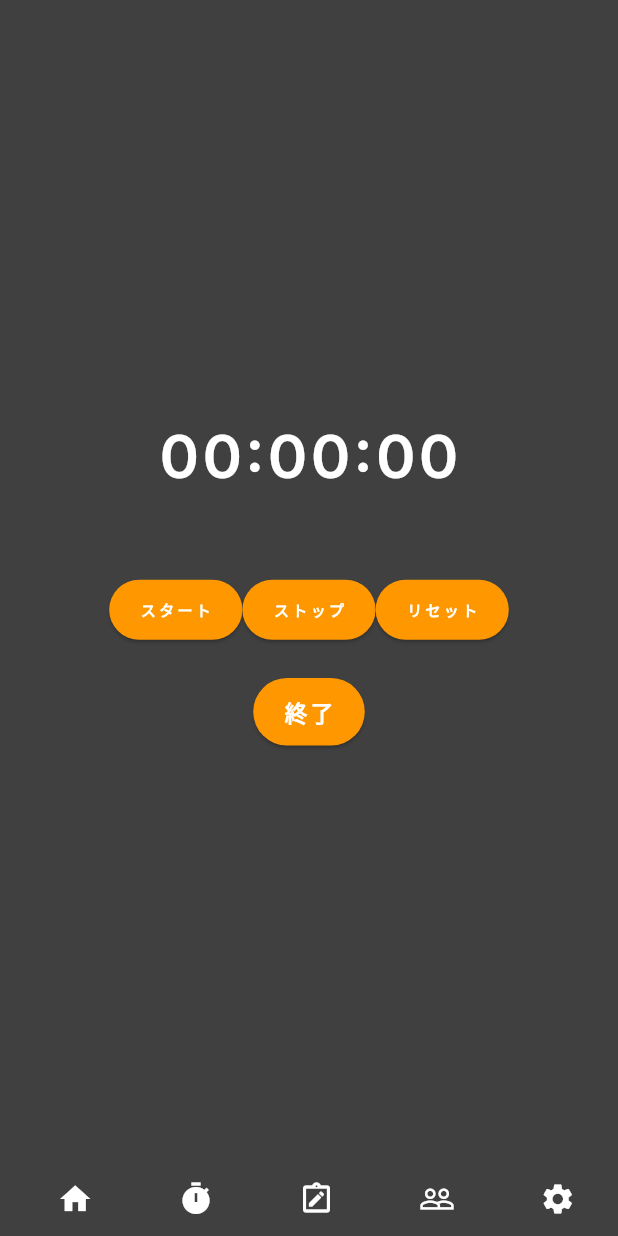
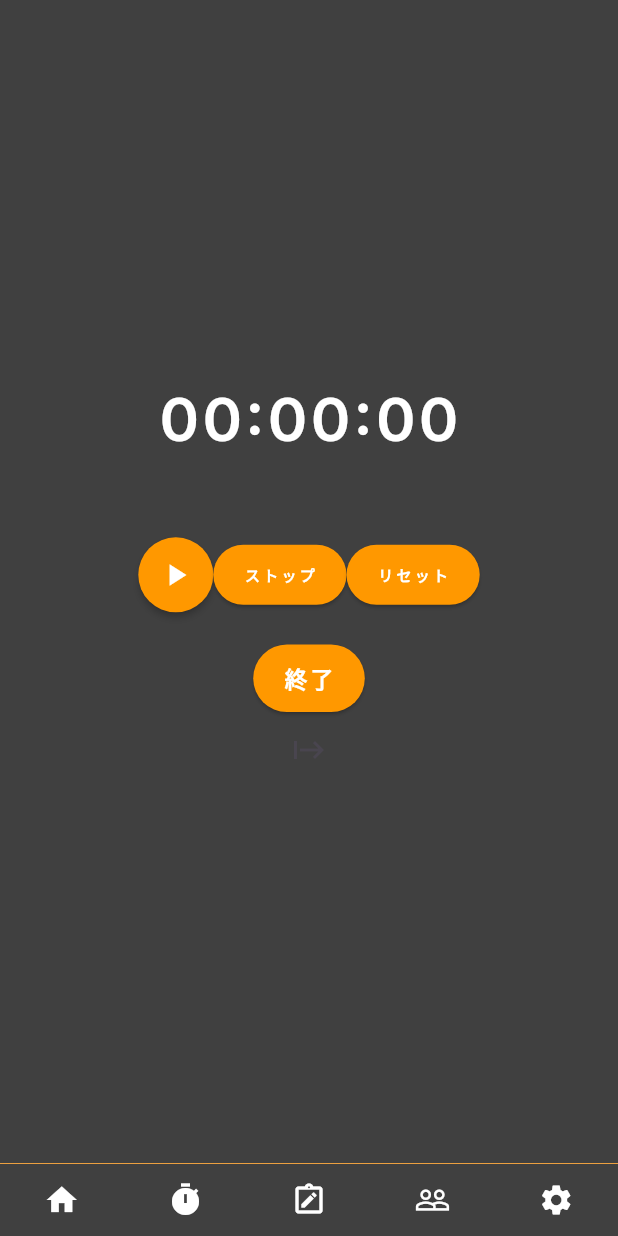
Before and after one commit to nayu104/game-talk-frontend, a Flutter app: the screen it shows after launch, on a phone screen of 412 x 824 dp. Run offline on Flutter 3.47's test engine with Material 3 defaults, Android fonts, the phone set to English and light mode, and no system bars; our stand-ins replace google_fonts, image_picker, stop_watch_timer, vibration.

Commit message:
下部ボタンないしtimerボタンアイコン変更

```diff
--- a/lib/Widget/bottom_navigation.dart
+++ b/lib/Widget/bottom_navigation.dart
@@ -11,15 +11,23 @@ class bottom_navigation extends StatefulWidget {
 class _bottom_navigation extends State<bottom_navigation> {
   @override
   Widget build(BuildContext context) {
-    return Row(
+    return  Container(
+          decoration: const BoxDecoration(
+            border: Border(//四方の枠線を定義するプロパティ
+              top: BorderSide(color:Colors.orangeAccent,width: 0.6),
+            ),
+          ),
+    child:  Row(
       children: [
-        UIDivider(),//TODOなぜか下線が表示されない！
+      Divider(color: Colors.white,),//TODOなぜか下線が表示されない！
+        SizedBox(height: 20,),
         Expanded(child: IconButton(onPressed: () {}, icon: Icon(Icons.home,color: Colors.white))),
         Expanded(child: IconButton(onPressed: () {}, icon: Icon(Icons.timer,color: Colors.white))),
         Expanded(child: IconButton(onPressed: () {}, icon: Icon(Icons.note_alt_outlined,color: Colors.white))),
         Expanded(child: IconButton(onPressed: () {}, icon: Icon(Icons.people_outline,color: Colors.white))),
         Expanded(child: IconButton(onPressed: () {}, icon: Icon(Icons.settings,color: Colors.white))),
-      ],
+      ],//ボタンの形ださくね？
+     ),
     );
   }
 }
--- a/lib/home.dart
+++ b/lib/home.dart
@@ -33,7 +33,6 @@ class _MyHome extends State<Home> {
           UIDivider(),//TODO:DB接続＆掲示板実装、2025.03.31
       ],
       ),
-
       bottomNavigationBar:bottom_navigation(),
     );
   }
--- a/lib/timer.dart
+++ b/lib/timer.dart
@@ -69,16 +69,19 @@ body: Center(
         mainAxisSize: MainAxisSize.min,
         children: [
 
-      OrangeButton(
-          message: "スタート",
-          fontSize: 10,
-          onPressed:(){
-            _stopWatchTimer.onStartTimer();
-            vibratePhone();
-          }
+          RawMaterialButton(//自由度の高いボタン
+            onPressed: () { _stopWatchTimer.onStartTimer();vibratePhone();},
+            fillColor: Colors.orange, //オレンジで埋める
+            shape: const CircleBorder(), // 丸くする
+            constraints: const BoxConstraints.tightFor(//ボックスの制約.tightForはピッタリにするという意
+              width: 50,
+              height: 50,
+            ),
+            child: const Icon(Icons.play_arrow, color: Colors.white),
           ),
+//TODO：boolでStartをストップにしよう
 
-      OrangeButton(
+          OrangeButton(
         message: "ストップ"
         ,fontSize: 10,
         onPressed: () {
@@ -99,6 +102,7 @@ body: Center(
       ),
       SizedBox(height: 20),
       OrangeButton(message: "終了",fontSize: 15,onPressed: _stopWatchTimer.onResetTimer,),
+      IconButton(onPressed: (){}, icon: Icon(Icons.start)),
     ],
   ),
 ),
```
